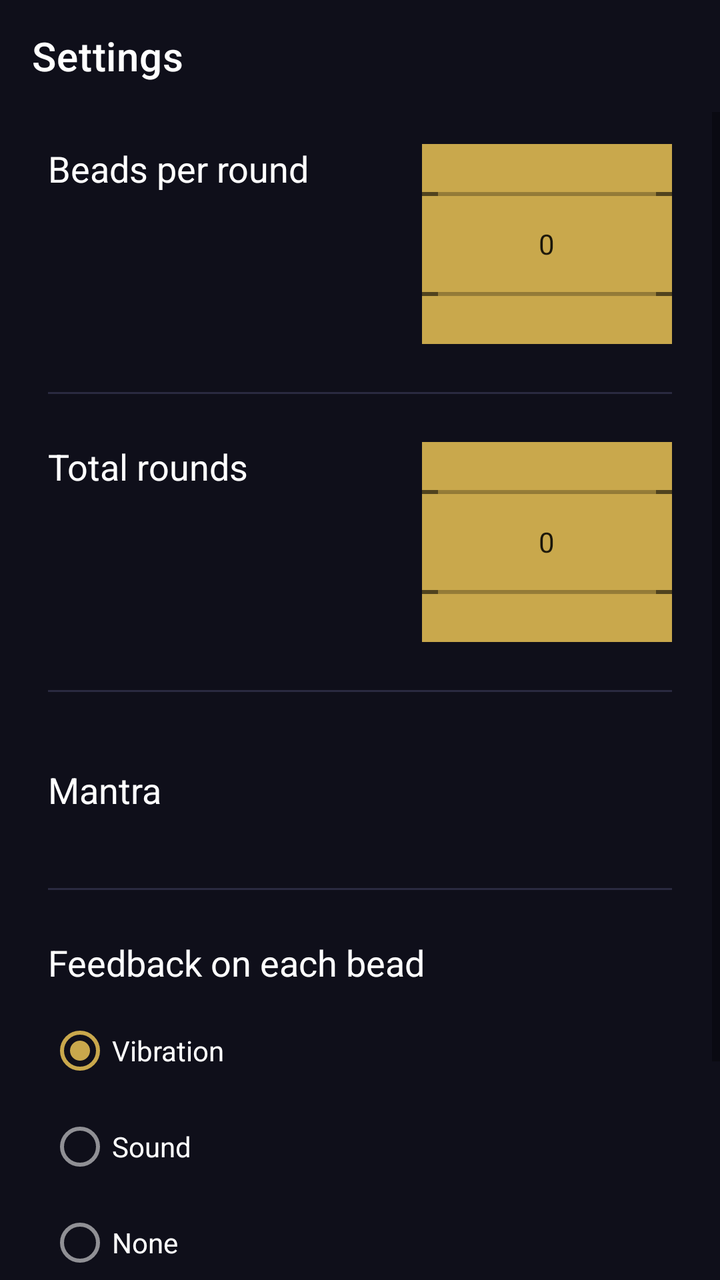
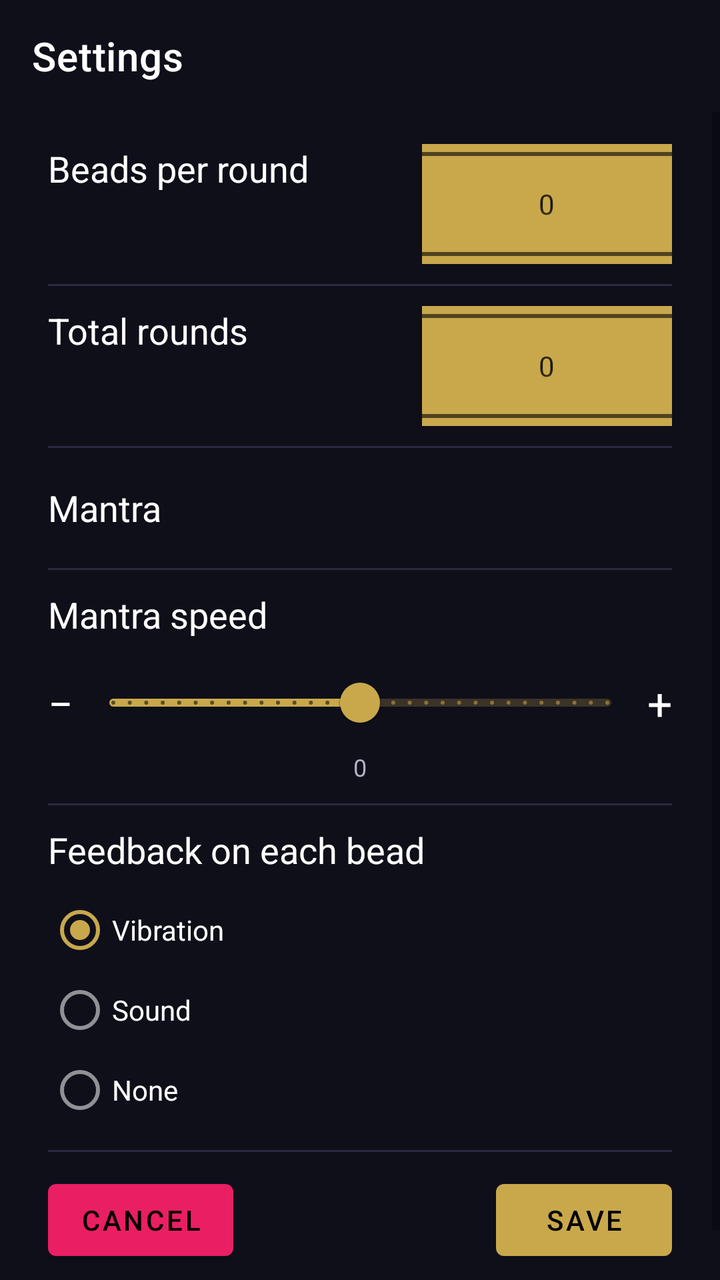

Compare the two renders of this Android layout. The source of the first and the diff that turns it into the second are given below.
<!-- AndroidManifest.xml: activity theme Theme.Japa -->
<!-- res/layout/activity_settings.xml -->
<?xml version="1.0" encoding="utf-8"?>
<LinearLayout xmlns:android="http://schemas.android.com/apk/res/android"
    xmlns:app="http://schemas.android.com/apk/res-auto"
    xmlns:tools="http://schemas.android.com/tools"
    android:layout_width="match_parent"
    android:layout_height="match_parent"
    android:background="@color/bg_dark"
    android:orientation="vertical">

    
    <com.google.android.material.appbar.MaterialToolbar
        android:id="@+id/toolbar_settings"
        android:layout_width="match_parent"
        android:layout_height="?attr/actionBarSize"
        android:background="@color/bg_dark"
        app:navigationIconTint="@color/text_secondary"
        app:title="@string/settings_title"
        app:titleTextColor="@color/text_primary" />

    <ScrollView
        android:layout_width="match_parent"
        android:layout_height="0dp"
        android:layout_weight="1"
        android:fillViewport="true">

        <LinearLayout
            android:layout_width="match_parent"
            android:layout_height="wrap_content"
            android:orientation="vertical"
            android:paddingHorizontal="24dp"
            android:paddingTop="16dp"
            android:paddingBottom="32dp">

            

            <LinearLayout
                android:layout_width="match_parent"
                android:layout_height="wrap_content"
                android:orientation="horizontal">

                <TextView
                    android:layout_width="wrap_content"
                    android:layout_height="wrap_content"
                    android:layout_marginBottom="8dp"
                    android:text="@string/label_beads"
                    android:textColor="@color/text_primary"
                    android:textSize="18sp" />

                <Space
                    android:layout_width="wrap_content"
                    android:layout_height="wrap_content"
                    android:layout_weight="1" />

                <NumberPicker
                    android:id="@+id/picker_beads"
                    style="@style/NumberPickerEditTextStyle"
                    android:layout_gravity="center_horizontal" />

            </LinearLayout>

            
            <View
                android:layout_width="match_parent"
                android:layout_height="1dp"
                android:layout_marginVertical="24dp"
                android:background="@color/track_dim" />

            <LinearLayout
                android:layout_width="match_parent"
                android:layout_height="wrap_content"
                android:orientation="horizontal">

                <TextView
                    android:layout_width="wrap_content"
                    android:layout_height="wrap_content"
                    android:layout_marginBottom="8dp"
                    android:text="@string/label_rounds"
                    android:textColor="@color/text_primary"
                    android:textSize="18sp" />

                <Space
                    android:layout_width="wrap_content"
                    android:layout_height="wrap_content"
                    android:layout_weight="1" />

                <NumberPicker
                    android:id="@+id/picker_rounds"
                    style="@style/NumberPickerEditTextStyle"
                    />
            </LinearLayout>

            
            <View
                android:layout_width="match_parent"
                android:layout_height="1dp"
                android:layout_marginVertical="24dp"
                android:background="@color/track_dim" />

            <LinearLayout
                android:layout_width="match_parent"
                android:layout_height="wrap_content"
                android:orientation="horizontal"
                android:gravity="center_vertical">

                <TextView
                    android:layout_width="wrap_content"
                    android:layout_height="wrap_content"
                    android:text="@string/label_mantra"
                    android:textColor="@color/text_primary"
                    android:textSize="18sp" />

                <Space
                    android:layout_width="wrap_content"
                    android:layout_height="wrap_content"
                    android:layout_weight="1" />

                <Spinner
                    android:id="@+id/spinner_mantra"
                    style="@style/SpinnerStyle" />

            </LinearLayout>

            <View
                android:layout_width="match_parent"
                android:layout_height="1dp"
                android:layout_marginVertical="24dp"
                android:background="@color/track_dim" />

            <TextView
                android:layout_width="wrap_content"
                android:layout_height="wrap_content"
                android:layout_marginBottom="8dp"
                android:text="@string/label_feedback"
                android:textColor="@color/text_primary"
                android:textSize="18sp" />

            <RadioGroup
                android:id="@+id/radio_feedback"
                android:layout_width="match_parent"
                android:layout_height="wrap_content"
                android:orientation="vertical">

                <com.google.android.material.radiobutton.MaterialRadioButton
                    android:id="@+id/radio_vibration"
                    android:layout_width="match_parent"
                    android:layout_height="48dp"
                    android:checked="true"
                    android:text="@string/feedback_vibration"
                    android:textColor="@color/text_primary" />

                <com.google.android.material.radiobutton.MaterialRadioButton
                    android:id="@+id/radio_sound"
                    android:layout_width="match_parent"
                    android:layout_height="48dp"
                    android:text="@string/feedback_sound"
                    android:textColor="@color/text_primary" />

                <com.google.android.material.radiobutton.MaterialRadioButton
                    android:id="@+id/radio_none"
                    android:layout_width="match_parent"
                    android:layout_height="48dp"
                    android:text="@string/feedback_none"
                    android:textColor="@color/text_primary" />

            </RadioGroup>

            

            <View
                android:layout_width="match_parent"
                android:layout_height="1dp"
                android:layout_marginVertical="24dp"
                android:background="@color/track_dim" />

            
            <LinearLayout
                android:layout_width="match_parent"
                android:layout_height="wrap_content"
                android:gravity="end"
                android:orientation="horizontal">

                <com.google.android.material.button.MaterialButton
                    android:id="@+id/btn_cancel"
                    android:layout_width="wrap_content"
                    android:layout_height="wrap_content"
                    android:text="@string/cancel"
                    app:backgroundTint="#E91E63" />

                <Space
                    android:layout_width="wrap_content"
                    android:layout_height="wrap_content"
                    android:layout_weight="1" />

                <com.google.android.material.button.MaterialButton
                    android:id="@+id/btn_save"
                    android:layout_width="wrap_content"
                    android:layout_height="wrap_content"
                    android:text="@string/save"
                    app:backgroundTint="@color/accent_gold" />

            </LinearLayout>

        </LinearLayout>
    </ScrollView>
</LinearLayout>
<!-- resources referenced by this layout -->
<resources>
  <color name="accent_gold">#FFC9A84C</color>
  <color name="bg_dark">#FF0F0F1A</color>
  <color name="text_primary">#FFFFFFFF</color>
  <color name="text_secondary">#FFB0B0C8</color>
  <color name="track_dim">#FF2A2A40</color>
  <string name="cancel">Cancel</string>
  <string name="feedback_none">None</string>
  <string name="feedback_sound">Sound</string>
  <string name="feedback_vibration">Vibration</string>
  <string name="label_beads">Beads per round</string>
  <string name="label_feedback">Feedback on each bead</string>
  <string name="label_mantra">Mantra</string>
  <string name="label_rounds">Total rounds</string>
  <string name="save">Save</string>
  <string name="settings_title">Settings</string>
  <style name="NumberPickerEditTextStyle">
          <item name="android:textSize">24sp</item> 
          <item name="android:textColor">@color/text_primary</item> 
          <item name="android:padding">8dp</item> 
          <item name="android:layout_width">125dp</item> 
          <item name="android:layout_height">100dp</item> 
          <item name="android:layout_gravity">center_horizontal</item> 
          <item name="android:background">@color/accent_gold</item> 
  
      </style>
  <style name="SpinnerStyle">
          <item name="android:textSize">24sp</item> 
          <item name="android:textColor">@color/white</item> 
          <item name="android:padding">8dp</item> 
          <item name="android:layout_width">wrap_content</item> 
          <item name="android:layout_height">50dp</item> 
          <item name="android:background">@color/accent_gold</item> 
          <item name="android:popupBackground">@color/accent_gold</item> 
          <item name="android:editable">false</item>
      </style>
  <style name="Theme.Japa" parent="Theme.MaterialComponents.DayNight.NoActionBar">
          <item name="colorPrimary">@color/accent_gold</item>
          <item name="colorPrimaryVariant">@color/accent_gold</item>
          <item name="colorOnPrimary">@color/black</item>
          <item name="colorSecondary">@color/accent_gold</item>
          <item name="colorOnSecondary">@color/black</item>
          <item name="android:colorBackground">@color/bg_dark</item>
          <item name="colorSurface">@color/bg_dark</item>
          <item name="colorOnSurface">@color/text_primary</item>
          <item name="colorOnBackground">@color/text_primary</item>
          <item name="android:statusBarColor">@color/bg_dark</item>
          <item name="android:navigationBarColor">@color/bg_dark</item>
          <item name="android:windowLightStatusBar">false</item>
      </style>
  <color name="white">#FFFFFFFF</color>
  <color name="black">#FF000000</color>
</resources>

<!-- the commit's change to res/layout/activity_settings.xml (unified diff, before → after) -->
@@ -62,7 +62,7 @@
             <View
                 android:layout_width="match_parent"
                 android:layout_height="1dp"
-                android:layout_marginVertical="24dp"
+                android:layout_marginVertical="10dp"
                 android:background="@color/track_dim" />
 
             <LinearLayout
@@ -93,7 +93,7 @@
             <View
                 android:layout_width="match_parent"
                 android:layout_height="1dp"
-                android:layout_marginVertical="24dp"
+                android:layout_marginVertical="10dp"
                 android:background="@color/track_dim" />
 
             <LinearLayout
@@ -120,10 +120,68 @@
 
             </LinearLayout>
 
-            <View
-                android:layout_width="match_parent"
-                android:layout_height="1dp"
-                android:layout_marginVertical="24dp"
+            
+            <View
+                android:layout_width="match_parent"
+                android:layout_height="1dp"
+                android:layout_marginVertical="10dp"
+                android:background="@color/track_dim" />
+
+            <TextView
+                android:layout_width="wrap_content"
+                android:layout_height="wrap_content"
+                android:layout_marginBottom="8dp"
+                android:text="@string/label_mantra_speed"
+                android:textColor="@color/text_primary"
+                android:textSize="18sp" />
+
+            <LinearLayout
+                android:layout_width="match_parent"
+                android:layout_height="wrap_content"
+                android:orientation="horizontal"
+                android:gravity="center_vertical">
+
+                <TextView
+                    android:layout_width="wrap_content"
+                    android:layout_height="wrap_content"
+                    android:text="&#8722;"
+                    android:textColor="@color/text_primary"
+                    android:textSize="22sp"
+                    android:layout_marginEnd="4dp" />
+
+                <com.google.android.material.slider.Slider
+                    android:id="@+id/slider_mantra_speed"
+                    android:layout_width="0dp"
+                    android:layout_height="wrap_content"
+                    android:layout_weight="1"
+                    android:valueFrom="-50"
+                    android:valueTo="50"
+                    android:stepSize="1"
+                    android:value="0" />
+
+                <TextView
+                    android:layout_width="wrap_content"
+                    android:layout_height="wrap_content"
+                    android:text="+"
+                    android:textColor="@color/text_primary"
+                    android:textSize="22sp"
+                    android:layout_marginStart="4dp" />
+
+            </LinearLayout>
+
+            <TextView
+                android:layout_width="match_parent"
+                android:layout_height="wrap_content"
+                android:gravity="center"
+                android:text="0"
+                android:textColor="@color/text_secondary"
+                android:textSize="12sp" />
+
+            
+            <View
+                android:layout_width="match_parent"
+                android:layout_height="1dp"
+                android:layout_marginVertical="10dp"
                 android:background="@color/track_dim" />
 
             <TextView
@@ -143,7 +201,7 @@
                 <com.google.android.material.radiobutton.MaterialRadioButton
                     android:id="@+id/radio_vibration"
                     android:layout_width="match_parent"
-                    android:layout_height="48dp"
+                    android:layout_height="40dp"
                     android:checked="true"
                     android:text="@string/feedback_vibration"
                     android:textColor="@color/text_primary" />
@@ -151,14 +209,14 @@
                 <com.google.android.material.radiobutton.MaterialRadioButton
                     android:id="@+id/radio_sound"
                     android:layout_width="match_parent"
-                    android:layout_height="48dp"
+                    android:layout_height="40dp"
                     android:text="@string/feedback_sound"
                     android:textColor="@color/text_primary" />
 
                 <com.google.android.material.radiobutton.MaterialRadioButton
                     android:id="@+id/radio_none"
                     android:layout_width="match_parent"
-                    android:layout_height="48dp"
+                    android:layout_height="40dp"
                     android:text="@string/feedback_none"
                     android:textColor="@color/text_primary" />
 
@@ -169,7 +227,7 @@
             <View
                 android:layout_width="match_parent"
                 android:layout_height="1dp"
-                android:layout_marginVertical="24dp"
+                android:layout_marginVertical="10dp"
                 android:background="@color/track_dim" />
 
             
<!-- resource entries referenced after the edit -->
@@ -12,6 +12,7 @@
   <string name="label_beads">Beads per round</string>
   <string name="label_feedback">Feedback on each bead</string>
   <string name="label_mantra">Mantra</string>
+  <string name="label_mantra_speed">Mantra speed</string>
   <string name="label_rounds">Total rounds</string>
   <string name="save">Save</string>
   <string name="settings_title">Settings</string>
@@ -20,7 +21,7 @@
           <item name="android:textColor">@color/text_primary</item> 
           <item name="android:padding">8dp</item> 
           <item name="android:layout_width">125dp</item> 
-          <item name="android:layout_height">100dp</item> 
+          <item name="android:layout_height">60dp</item> 
           <item name="android:layout_gravity">center_horizontal</item> 
           <item name="android:background">@color/accent_gold</item> 
   
@@ -30,7 +31,7 @@
           <item name="android:textColor">@color/white</item> 
           <item name="android:padding">8dp</item> 
           <item name="android:layout_width">wrap_content</item> 
-          <item name="android:layout_height">50dp</item> 
+          <item name="android:layout_height">40dp</item> 
           <item name="android:background">@color/accent_gold</item> 
           <item name="android:popupBackground">@color/accent_gold</item> 
           <item name="android:editable">false</item>
